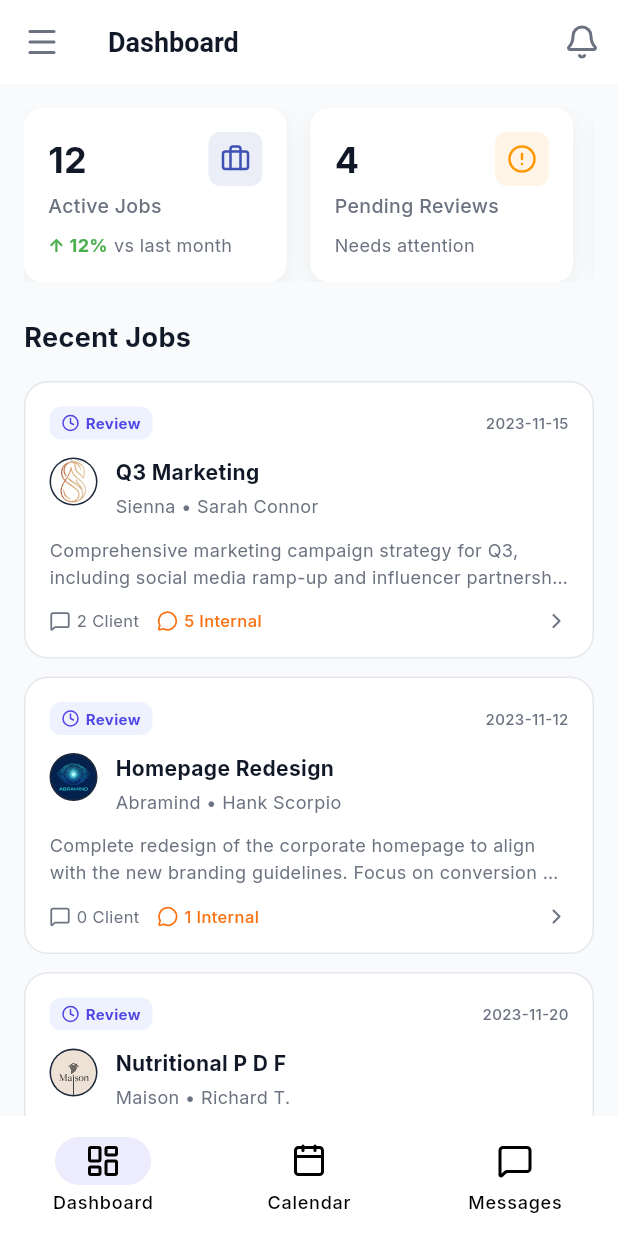
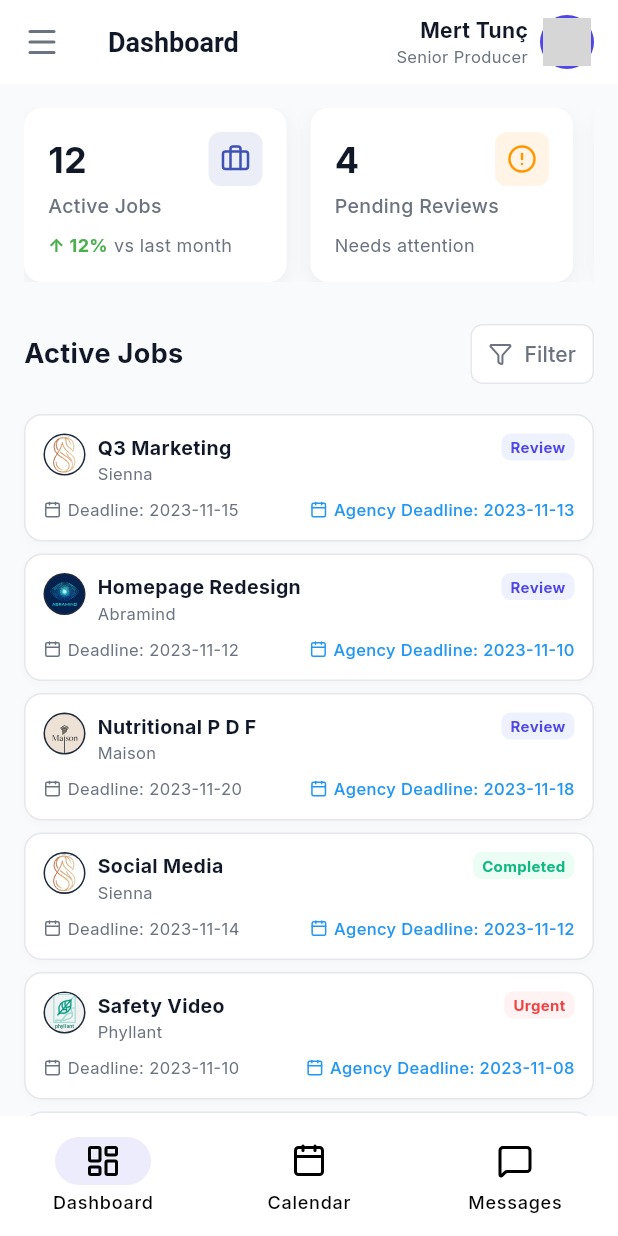
Before and after one commit to faithtnuc/workflow-management-mobileui, a Flutter app: the screen it shows after launch, on a phone screen of 412 x 824 dp. Run offline on Flutter 3.47's test engine with Material 3 defaults, Android fonts, the phone set to English and light mode, and no system bars; our stand-ins replace flutter_svg, google_fonts, lucide_icons; project files that could hold a hidden picture were left out; grey boxes are pictures that could not be loaded.

Commit message:
dashboard updates

```diff
--- a/lib/l10n/app_en.arb
+++ b/lib/l10n/app_en.arb
@@ -21,5 +21,11 @@
     "statusInProgress": "In Progress",
     "filterActive": "Active Jobs",
     "clientChat": "Client Chat",
-    "internalTeam": "Internal Team"
+    "internalTeam": "Internal Team",
+    "totalHours": "Total Hours",
+    "vsLastMonth": "vs last month",
+    "needsAttention": "Needs attention",
+    "filter": "Filter",
+    "deadline": "Deadline",
+    "agencyDeadline": "Agency Deadline"
 }
--- a/lib/l10n/app_localizations.dart
+++ b/lib/l10n/app_localizations.dart
@@ -235,6 +235,42 @@ abstract class AppLocalizations {
   /// In en, this message translates to:
   /// **'Internal Team'**
   String get internalTeam;
+
+  /// No description provided for @totalHours.
+  ///
+  /// In en, this message translates to:
+  /// **'Total Hours'**
+  String get totalHours;
+
+  /// No description provided for @vsLastMonth.
+  ///
+  /// In en, this message translates to:
+  /// **'vs last month'**
+  String get vsLastMonth;
+
+  /// No description provided for @needsAttention.
+  ///
+  /// In en, this message translates to:
+  /// **'Needs attention'**
+  String get needsAttention;
+
+  /// No description provided for @filter.
+  ///
+  /// In en, this message translates to:
+  /// **'Filter'**
+  String get filter;
+
+  /// No description provided for @deadline.
+  ///
+  /// In en, this message translates to:
+  /// **'Deadline'**
+  String get deadline;
+
+  /// No description provided for @agencyDeadline.
+  ///
+  /// In en, this message translates to:
+  /// **'Agency Deadline'**
+  String get agencyDeadline;
 }
 
 class _AppLocalizationsDelegate
--- a/lib/l10n/app_localizations_en.dart
+++ b/lib/l10n/app_localizations_en.dart
@@ -76,4 +76,22 @@ class AppLocalizationsEn extends AppLocalizations {
 
   @override
   String get internalTeam => 'Internal Team';
+
+  @override
+  String get totalHours => 'Total Hours';
+
+  @override
+  String get vsLastMonth => 'vs last month';
+
+  @override
+  String get needsAttention => 'Needs attention';
+
+  @override
+  String get filter => 'Filter';
+
+  @override
+  String get deadline => 'Deadline';
+
+  @override
+  String get agencyDeadline => 'Agency Deadline';
 }
--- a/lib/l10n/app_localizations_tr.dart
+++ b/lib/l10n/app_localizations_tr.dart
@@ -76,4 +76,22 @@ class AppLocalizationsTr extends AppLocalizations {
 
   @override
   String get internalTeam => 'İç Ekip';
+
+  @override
+  String get totalHours => 'Toplam Süre';
+
+  @override
+  String get vsLastMonth => 'geçen aya göre';
+
+  @override
+  String get needsAttention => 'Dikkat gerekiyor';
+
+  @override
+  String get filter => 'Filtrele';
+
+  @override
+  String get deadline => 'Termin';
+
+  @override
+  String get agencyDeadline => 'Ajans Termin';
 }
--- a/lib/l10n/app_tr.arb
+++ b/lib/l10n/app_tr.arb
@@ -21,5 +21,11 @@
     "statusInProgress": "Devam Ediyor",
     "filterActive": "Aktif İşler",
     "clientChat": "Müşteri Sohbeti",
-    "internalTeam": "İç Ekip"
+    "internalTeam": "İç Ekip",
+    "totalHours": "Toplam Süre",
+    "vsLastMonth": "geçen aya göre",
+    "needsAttention": "Dikkat gerekiyor",
+    "filter": "Filtrele",
+    "deadline": "Termin",
+    "agencyDeadline": "Ajans Termin"
 }
--- a/lib/screens/dashboard_screen.dart
+++ b/lib/screens/dashboard_screen.dart
@@ -1,7 +1,9 @@
 import 'package:flutter/material.dart';
+import 'package:flutter_svg/svg.dart';
 import 'package:lucide_icons/lucide_icons.dart';
 
 import '../data/mock_db.dart';
+import '../l10n/app_localizations.dart';
 import '../theme/app_theme.dart';
 import '../widgets/job_card_widget.dart';
 
@@ -29,21 +31,87 @@ class DashboardScreen extends StatelessWidget {
               )
             : null,
         actions: [
-          IconButton(icon: const Icon(LucideIcons.bell), onPressed: () {}),
+          Padding(
+            padding: const EdgeInsets.only(right: 16.0),
+            child: Row(
+              children: [
+                Column(
+                  mainAxisAlignment: MainAxisAlignment.center,
+                  crossAxisAlignment: CrossAxisAlignment.end,
+                  children: [
+                    Text(
+                      MockDb.user.name,
+                      style: const TextStyle(
+                        color: AppTheme.textMain,
+                        fontSize: 14,
+                        fontWeight: FontWeight.bold,
+                      ),
+                    ),
+                    Text(
+                      MockDb.user.role,
+                      style: const TextStyle(
+                        color: AppTheme.textSecondary,
+                        fontSize: 11,
+                      ),
+                    ),
+                  ],
+                ),
+                const SizedBox(width: 8),
+                CircleAvatar(
+                  radius: 18,
+                  backgroundColor: AppTheme.primary,
+                  child: Padding(
+                    padding: const EdgeInsets.all(2.0),
+                    child: ClipOval(
+                      child: SvgPicture.asset(
+                        MockDb.user.avatar,
+                        placeholderBuilder: (context) => Text(
+                          MockDb.user.name.substring(0, 1),
+                          style: const TextStyle(color: Colors.white),
+                        ),
+                      ),
+                    ),
+                  ),
+                ),
+              ],
+            ),
+          ),
         ],
       ),
       body: ListView(
         padding: const EdgeInsets.all(16),
         children: [
-          _buildSummaryCards(),
+          _buildSummaryCards(context),
           const SizedBox(height: 24),
-          const Text(
-            'Recent Jobs',
-            style: TextStyle(
-              fontSize: 18,
-              fontWeight: FontWeight.bold,
-              color: AppTheme.textMain,
-            ),
+          Row(
+            mainAxisAlignment: MainAxisAlignment.spaceBetween,
+            children: [
+              Text(
+                AppLocalizations.of(context)!.activeJobs,
+                style: const TextStyle(
+                  fontSize: 18,
+                  fontWeight: FontWeight.bold,
+                  color: AppTheme.textMain,
+                ),
+              ),
+              TextButton.icon(
+                onPressed: () {},
+                icon: const Icon(LucideIcons.filter, size: 16),
+                label: Text(AppLocalizations.of(context)!.filter),
+                style: TextButton.styleFrom(
+                  foregroundColor: AppTheme.textSecondary,
+                  backgroundColor: AppTheme.surface,
+                  padding: const EdgeInsets.symmetric(
+                    horizontal: 12,
+                    vertical: 8,
+                  ),
+                  shape: RoundedRectangleBorder(
+                    borderRadius: BorderRadius.circular(8),
+                    side: const BorderSide(color: AppTheme.border),
+                  ),
+                ),
+              ),
+            ],
           ),
           const SizedBox(height: 16),
           ...jobs.map((job) {
@@ -57,7 +125,8 @@ class DashboardScreen extends StatelessWidget {
     );
   }
 
-  Widget _buildSummaryCards() {
+  Widget _buildSummaryCards(BuildContext context) {
+    final l10n = AppLocalizations.of(context)!;
     return SingleChildScrollView(
       scrollDirection: Axis.horizontal,
       child: Row(
@@ -65,47 +134,47 @@ class DashboardScreen extends StatelessWidget {
           SizedBox(
             width: 175,
             child: _buildCard(
-              title: 'Active Jobs',
+              title: l10n.activeJobs,
               value: '${MockDb.stats['activeJobs']}',
               icon: LucideIcons.briefcase,
               iconColor: Colors.indigo,
               trend: 'up',
-              trendLabel: 'vs last month',
+              trendLabel: l10n.vsLastMonth,
             ),
           ),
           const SizedBox(width: 16),
           SizedBox(
             width: 175,
             child: _buildCard(
-              title: 'Pending Reviews',
+              title: l10n.pendingReviews,
               value: '${MockDb.stats['pendingReviews']}',
               icon: LucideIcons.alertCircle,
               iconColor: Colors.orange,
-              subtext: 'Needs attention',
+              subtext: l10n.needsAttention,
             ),
           ),
           const SizedBox(width: 16),
           SizedBox(
             width: 175,
             child: _buildCard(
-              title: 'Completed',
+              title: l10n.completedMonth,
               value: '${MockDb.stats['completedMonth']}',
               icon: LucideIcons.checkCircle,
               iconColor: Colors.green,
               trend: 'up',
-              trendLabel: 'vs last month',
+              trendLabel: l10n.vsLastMonth,
             ),
           ),
           const SizedBox(width: 16),
           SizedBox(
             width: 175,
             child: _buildCard(
-              title: 'Total Hours',
+              title: l10n.totalHours,
               value: '${MockDb.stats['totalHours']}',
               icon: LucideIcons.clock,
               iconColor: Colors.blue,
               trend: 'down',
-              trendLabel: 'vs last month',
+              trendLabel: l10n.vsLastMonth,
             ),
           ),
         ],
--- a/lib/widgets/job_card_widget.dart
+++ b/lib/widgets/job_card_widget.dart
@@ -3,6 +3,7 @@ import 'package:flutter_svg/flutter_svg.dart';
 import 'package:lucide_icons/lucide_icons.dart';
 
 import '../data/mock_db.dart';
+import '../l10n/app_localizations.dart';
 import '../screens/job_detail_screen.dart';
 import '../theme/app_theme.dart';
 
@@ -42,6 +43,24 @@ class JobCardWidget extends StatelessWidget {
     }
   }
 
+  String _getLocalizedStatus(BuildContext context, String status) {
+    final l10n = AppLocalizations.of(context)!;
+    switch (status) {
+      case 'Completed':
+        return l10n.statusCompleted;
+      case 'Review':
+        return l10n.statusReview;
+      case 'Waiting':
+        return l10n.statusWaiting;
+      case 'Urgent':
+        return l10n.statusUrgent;
+      case 'In Progress':
+        return l10n.statusInProgress;
+      default:
+        return status;
+    }
+  }
+
   @override
   Widget build(BuildContext context) {
     final statusColor = _getStatusColor(job.status);
@@ -61,79 +80,41 @@ class JobCardWidget extends StatelessWidget {
         );
       },
       child: Container(
-        margin: const EdgeInsets.only(bottom: 12),
-        padding: const EdgeInsets.all(16),
+        margin: const EdgeInsets.only(bottom: 8), // Reduced margin
+        padding: const EdgeInsets.all(12), // Reduced padding
         decoration: BoxDecoration(
           color: AppTheme.surface,
-          borderRadius: BorderRadius.circular(16),
+          borderRadius: BorderRadius.circular(12),
           border: Border.all(color: AppTheme.border),
+          boxShadow: [
+            BoxShadow(
+              color: Colors.black.withOpacity(0.02),
+              blurRadius: 4,
+              offset: const Offset(0, 2),
+            ),
+          ],
         ),
         child: Column(
           crossAxisAlignment: CrossAxisAlignment.start,
           children: [
-            Row(
-              children: [
-                Container(
-                  padding: const EdgeInsets.symmetric(
-                    horizontal: 8,
-                    vertical: 4,
-                  ),
-                  decoration: BoxDecoration(
-                    color: statusBgColor,
-                    borderRadius: BorderRadius.circular(8),
-                  ),
-                  child: Row(
-                    mainAxisSize: MainAxisSize.min,
-                    children: [
-                      Icon(
-                        job.status == 'Urgent'
-                            ? LucideIcons.alertCircle
-                            : LucideIcons.clock,
-                        size: 12,
-                        color: statusColor,
-                      ),
-                      const SizedBox(width: 4),
-                      Text(
-                        job.status,
-                        style: TextStyle(
-                          color: statusColor,
-                          fontSize: 10,
-                          fontWeight: FontWeight.bold,
-                        ),
-                      ),
-                    ],
-                  ),
-                ),
-                const Spacer(),
-                Text(
-                  job.deadline,
-                  style: const TextStyle(
-                    color: AppTheme.textSecondary,
-                    fontSize: 10,
-                    fontWeight: FontWeight.w500,
-                  ),
-                ),
-              ],
-            ),
-            const SizedBox(height: 12),
+            // Top Row: Client Logo + Title + Status
             Row(
               crossAxisAlignment: CrossAxisAlignment.start,
               children: [
                 CircleAvatar(
-                  radius: 16,
+                  radius: 14, // Smaller avatar
                   backgroundColor: const Color(0xFF1E293B),
                   child: Padding(
                     padding: const EdgeInsets.all(1.0),
                     child: ClipOval(child: SvgPicture.asset(client.logo)),
                   ),
                 ),
-                const SizedBox(width: 12),
+                const SizedBox(width: 8),
                 Expanded(
                   child: Column(
                     crossAxisAlignment: CrossAxisAlignment.start,
                     children: [
                       Text(
-                        // Use a mapping or helper for localized titles if needed, for now using key nicely formatted
                         job.titleKey
                             .replaceAll('job', '')
                             .replaceAllMapped(
@@ -144,70 +125,76 @@ class JobCardWidget extends StatelessWidget {
                         style: const TextStyle(
                           color: AppTheme.textMain,
                           fontWeight: FontWeight.bold,
-                          fontSize: 14,
+                          fontSize: 13, // Smaller font
                         ),
+                        maxLines: 1,
+                        overflow: TextOverflow.ellipsis,
                       ),
-                      const SizedBox(height: 4),
                       Text(
-                        '${client.name} • ${job.requester}',
+                        client.name,
                         style: const TextStyle(
                           color: AppTheme.textSecondary,
-                          fontSize: 12,
+                          fontSize: 11, // Smaller font
                         ),
                       ),
                     ],
                   ),
                 ),
+                const SizedBox(width: 8),
+                Container(
+                  padding: const EdgeInsets.symmetric(
+                    horizontal: 6,
+                    vertical: 2,
+                  ),
+                  decoration: BoxDecoration(
+                    color: statusBgColor,
+                    borderRadius: BorderRadius.circular(6),
+                  ),
+                  child: Text(
+                    _getLocalizedStatus(context, job.status),
+                    style: TextStyle(
+                      color: statusColor,
+                      fontSize: 10,
+                      fontWeight: FontWeight.bold,
+                    ),
+                  ),
+                ),
               ],
             ),
-            const SizedBox(height: 12),
-            Text(
-              job.description,
-              style: const TextStyle(
-                color: AppTheme.textSecondary,
-                fontSize: 12,
-                height: 1.5,
-              ),
-              maxLines: 2,
-              overflow: TextOverflow.ellipsis,
-            ),
-            const SizedBox(height: 12),
+            const SizedBox(height: 8),
+            // Bottom Row: Deadlines
             Row(
               children: [
-                const Icon(
-                  LucideIcons.messageSquare,
-                  size: 14,
+                Icon(
+                  LucideIcons.calendar,
+                  size: 12,
                   color: AppTheme.textSecondary,
                 ),
                 const SizedBox(width: 4),
                 Text(
-                  '${job.messages} Client',
+                  '${AppLocalizations.of(context)!.deadline}: ${job.deadline}',
                   style: const TextStyle(
+                    color: AppTheme.textSecondary,
                     fontSize: 11,
-                    color: AppTheme.textSecondary,
                   ),
                 ),
-                const SizedBox(width: 12),
-                const Icon(
-                  LucideIcons.messageCircle,
-                  size: 14,
-                  color: Color(0xFFF97316),
-                ), // Orange
+                const Spacer(),
+                if (job.internalDeadline.isNotEmpty) ...[
+                  Icon(
+                    LucideIcons.calendar, // Changed to Calendar icon
+                    size: 12,
+                    color: Colors.blue, // Changed color to Blue or Info
+                  ),
                   const SizedBox(width: 4),
                   Text(
-                  '${job.internalMessages} Internal',
+                    '${AppLocalizations.of(context)!.agencyDeadline}: ${job.internalDeadline}',
                     style: const TextStyle(
+                      color: Colors.blue, // Changed color to match icon
                       fontSize: 11,
-                    color: Color(0xFFF97316),
                       fontWeight: FontWeight.w500,
                     ),
                   ),
-                const Spacer(),
-                const Icon(
-                  LucideIcons.chevronRight,
-                  size: 16,
-                  color: AppTheme.textSecondary,
-                ),
+                ],
               ],
             ),
           ],
```
Lines whose indentation alone changed are shown as unchanged.
